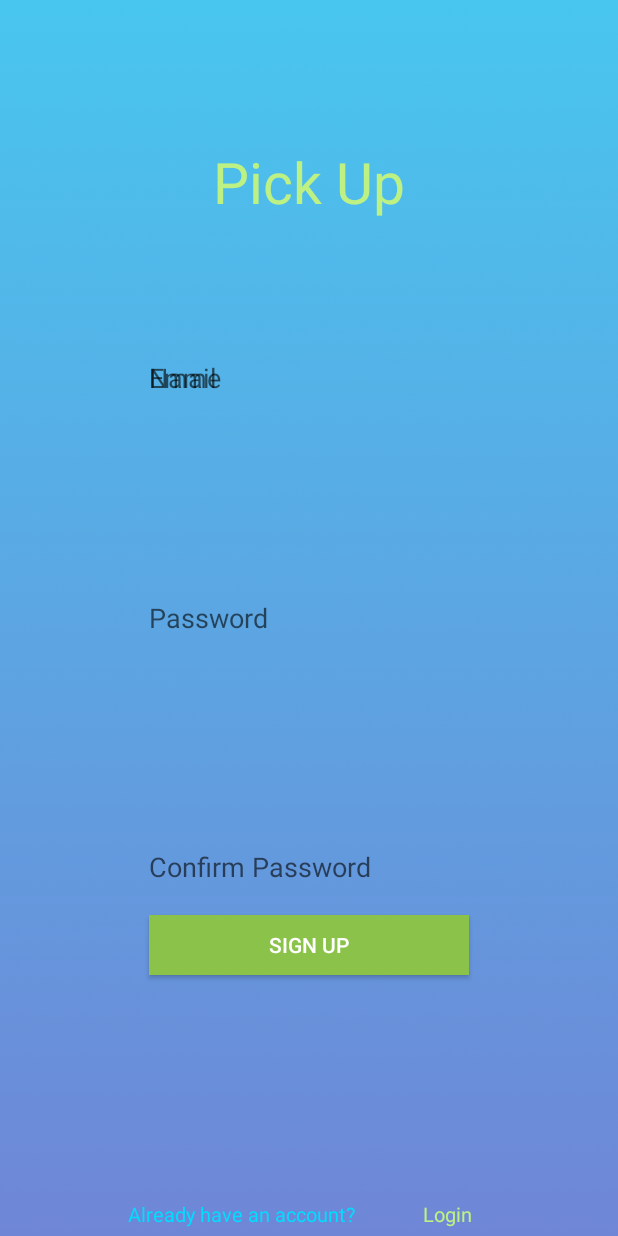
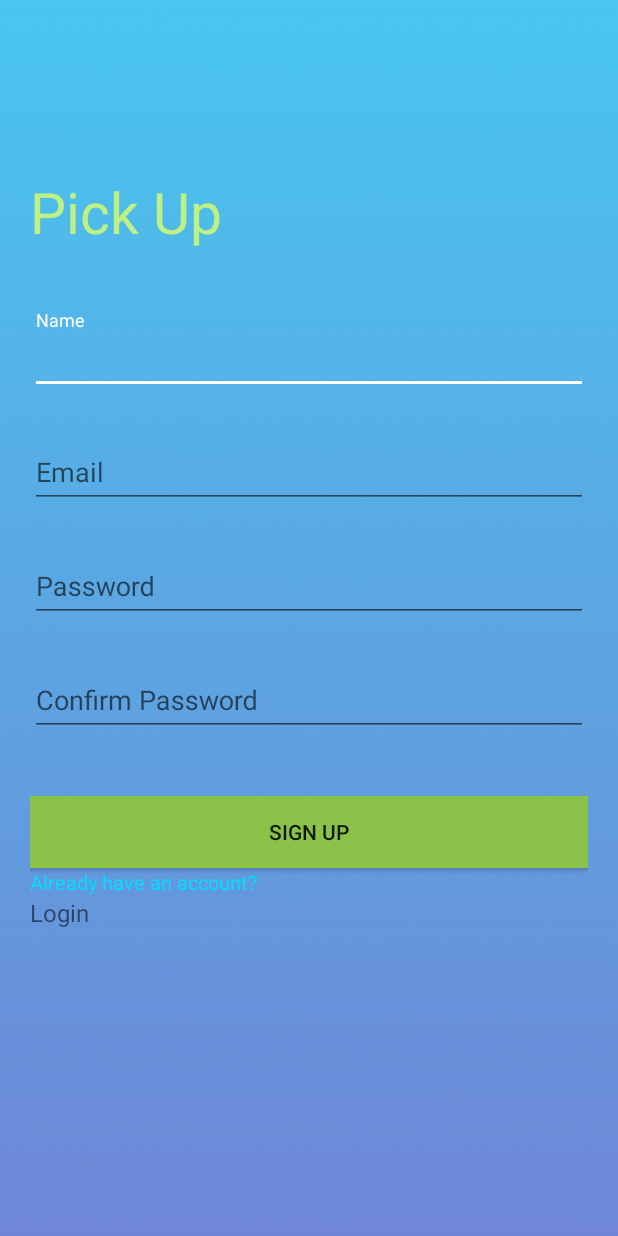
Before and after one commit to HubMaster9000/pickUp, an Android app: the SignUp screen opened directly, with no data from a screen before it, on a phone screen of 412 x 824 dp. Run offline under Robolectric (Android 15) with nearby library versions, the phone set to English and light mode, and no system bars.

Commit message:
home page after sign up

```diff
--- a/app/src/main/java/org/danielsoares/pickupapp/Activities/Login.java
+++ b/app/src/main/java/org/danielsoares/pickupapp/Activities/Login.java
@@ -55,7 +55,6 @@ public class Login extends AppCompatActivity implements View.OnClickListener, Go
     protected void onCreate(Bundle savedInstanceState) {
         super.onCreate(savedInstanceState);
         setContentView(R.layout.activity_login);
-        getSupportActionBar().hide();
 
         initViews();
         initListeners();
--- a/app/src/main/java/org/danielsoares/pickupapp/Activities/SignUp.java
+++ b/app/src/main/java/org/danielsoares/pickupapp/Activities/SignUp.java
@@ -1,49 +1,173 @@
 package org.danielsoares.pickupapp.Activities;
 
 import android.content.Intent;
+import android.os.Bundle;
+import android.support.design.widget.Snackbar;
+import android.support.design.widget.TextInputEditText;
+import android.support.design.widget.TextInputLayout;
+import android.support.v4.widget.NestedScrollView;
 import android.support.v7.app.AppCompatActivity;
-import android.os.Bundle;
-import android.widget.Button;
-import android.widget.EditText;
-import android.widget.TextView;
+import android.support.v7.widget.AppCompatButton;
+import android.support.v7.widget.AppCompatTextView;
 import android.view.View;
 
+import org.danielsoares.pickupapp.Helpers.InputValidation;
 import org.danielsoares.pickupapp.R;
+import org.danielsoares.pickupapp.SQL.DatabaseHelper;
 
-public class SignUp extends AppCompatActivity {
+import org.danielsoares.pickupapp.Models.User;
 
-    private Button signUpButton;
-    private EditText name;
-    private EditText email;
-    private EditText password;
-    private EditText confirmPassword;
-    private TextView login;
+public class SignUp extends AppCompatActivity implements View.OnClickListener {
+
+    private final AppCompatActivity activity = SignUp.this;
+
+    private NestedScrollView nestedScrollView;
+
+    private TextInputLayout textInputLayoutName;
+    private TextInputLayout textInputLayoutEmail;
+    private TextInputLayout textInputLayoutPassword;
+    private TextInputLayout textInputLayoutConfirmPassword;
+
+    private TextInputEditText textInputEditTextName;
+    private TextInputEditText textInputEditTextEmail;
+    private TextInputEditText textInputEditTextPassword;
+    private TextInputEditText textInputEditTextConfirmPassword;
+
+    private AppCompatButton appCompatButtonRegister;
+    private AppCompatTextView appCompatTextViewLoginLink;
+
+    private InputValidation inputValidation;
+    private DatabaseHelper databaseHelper;
+    private User user;
 
     @Override
     protected void onCreate(Bundle savedInstanceState) {
         super.onCreate(savedInstanceState);
         setContentView(R.layout.activity_sign_up);
 
-        // Initializes Button and input text variables
-        signUpButton = findViewById(R.id.signUpButton);
-        name = findViewById(R.id.name);
-        email = findViewById(R.id.email);
-        password = findViewById(R.id.password);
-        confirmPassword = findViewById(R.id.confirmPassword);
-        signUpButton = findViewById(R.id.signUpButton);
-        login = findViewById(R.id.login);
-
-        // Directs you to login page
-        login.setOnClickListener(new View.OnClickListener() {
-            @Override
-            public void onClick(View v) {
-                Intent loginIntent = new Intent(SignUp.this, Login.class);
-                SignUp.this.startActivity(loginIntent);
-            }
-
-        });
+        initViews();
+        initListeners();
+        initObjects();
 
         }
 
+    /**
+     * Initializes views
+     */
+    private void initViews() {
+        nestedScrollView = findViewById(R.id.nestedScrollView);
+
+        textInputLayoutName = findViewById(R.id.textInputLayoutName);
+        textInputLayoutEmail = findViewById(R.id.textInputLayoutEmail);
+        textInputLayoutPassword = findViewById(R.id.textInputLayoutPassword);
+        textInputLayoutConfirmPassword = findViewById(R.id.textInputLayoutConfirmPassword);
+
+        textInputEditTextName = findViewById(R.id.textInputEditTextName);
+        textInputEditTextEmail = findViewById(R.id.textInputEditTextEmail);
+        textInputEditTextPassword = findViewById(R.id.textInputEditTextPassword);
+        textInputEditTextConfirmPassword = findViewById(R.id.textInputEditTextConfirmPassword);
+
+        appCompatButtonRegister = findViewById(R.id.appCompatButtonRegister);
+
+        appCompatTextViewLoginLink = findViewById(R.id.appCompatTextViewLoginLink);
+
+    }
+
+    /**
+     * This method is to initialize listeners
+     */
+    private void initListeners() {
+        appCompatButtonRegister.setOnClickListener(this);
+        appCompatTextViewLoginLink.setOnClickListener(this);
+
+    }
+
+    /**
+     * This method is to initialize objects to be used
+     */
+    private void initObjects() {
+        inputValidation = new InputValidation(activity);
+        databaseHelper = new DatabaseHelper(activity);
+        user = new User();
+
+    }
+
+
+    /**
+     * This implemented method is to listen the click on view
+     *
+     * @param v
+     */
+    @Override
+    public void onClick(View v) {
+        switch (v.getId()) {
+            // Sign Up
+            case R.id.appCompatButtonRegister:
+                postDataToSQLite();
+                break;
+            // Directs you to login page
+            case R.id.textViewLinkRegister:
+                // Navigate to LoginActivity
+                Intent loginIntent = new Intent(getApplicationContext(), Login.class);
+                startActivity(loginIntent);
+                break;
+        }
+    }
+
+    /**
+     * This method is to validate the input text fields and post data to SQLite
+     */
+    private void postDataToSQLite() {
+        if (!inputValidation.isInputEditTextFilled(textInputEditTextName, textInputLayoutName, getString(R.string.error_message_name))) {
+            return;
+        }
+        if (!inputValidation.isInputEditTextFilled(textInputEditTextEmail, textInputLayoutEmail, getString(R.string.error_message_email))) {
+            return;
+        }
+        if (!inputValidation.isInputEditTextEmail(textInputEditTextEmail, textInputLayoutEmail, getString(R.string.error_message_email))) {
+            return;
+        }
+        if (!inputValidation.isInputEditTextFilled(textInputEditTextPassword, textInputLayoutPassword, getString(R.string.error_message_password))) {
+            return;
+        }
+        if (!inputValidation.isInputEditTextMatches(textInputEditTextPassword, textInputEditTextConfirmPassword,
+                textInputLayoutConfirmPassword, getString(R.string.error_password_match))) {
+            return;
+        }
+
+        if (!databaseHelper.checkUser(textInputEditTextEmail.getText().toString().trim())) {
+
+            user.setName(textInputEditTextName.getText().toString().trim());
+            user.setEmail(textInputEditTextEmail.getText().toString().trim());
+            user.setPassword(textInputEditTextPassword.getText().toString().trim());
+
+            databaseHelper.addUser(user);
+
+            // Snack Bar to show success message that record saved successfully
+            Snackbar.make(nestedScrollView, getString(R.string.success_message), Snackbar.LENGTH_LONG).show();
+            emptyInputEditText();
+            // Go to home page
+            Intent registered = new Intent(SignUp.this, Home.class);
+            SignUp.this.startActivity(registered);
+
+
+        } else {
+            // Snack Bar to show error message that record already exists
+            Snackbar.make(nestedScrollView, getString(R.string.error_email_exists), Snackbar.LENGTH_LONG).show();
+        }
+
+
+    }
+
+    /**
+     * This method is to empty all input edit text
+     */
+    private void emptyInputEditText() {
+        textInputEditTextName.setText(null);
+        textInputEditTextEmail.setText(null);
+        textInputEditTextPassword.setText(null);
+        textInputEditTextConfirmPassword.setText(null);
+    }
+
 
 }
--- a/app/src/main/res/layout/activity_login.xml
+++ b/app/src/main/res/layout/activity_login.xml
@@ -11,10 +11,12 @@
     android:paddingTop="20dp"
     tools:context=".Activities.Login">
 
-    <LinearLayout
+    <android.support.v7.widget.LinearLayoutCompat
         android:layout_width="match_parent"
         android:layout_height="match_parent"
         android:orientation="vertical">
+
+        <!-- App Name -->
         <TextView
             android:layout_width="wrap_content"
             android:layout_height="wrap_content"
@@ -75,8 +77,7 @@
             android:layout_width="213dp"
             android:layout_height="38dp"
             android:layout_alignParentBottom="true"
-            android:layout_centerHorizontal="true"
-            android:layout_marginBottom="117dp" />
+            android:layout_centerHorizontal="true"/>
 
         <!-- Sign Up Link -->
         <TextView
@@ -90,10 +91,9 @@
             android:id="@+id/textViewLinkRegister"
             android:layout_width="fill_parent"
             android:layout_height="wrap_content"
-                android:layout_marginTop="30dp"
             android:text="@string/sign_up"
             android:textSize="16dp" />
 
 
-    </LinearLayout>
+    </android.support.v7.widget.LinearLayoutCompat>
 </android.support.v4.widget.NestedScrollView>
--- a/app/src/main/res/layout/activity_sign_up.xml
+++ b/app/src/main/res/layout/activity_sign_up.xml
@@ -1,14 +1,22 @@
 <?xml version="1.0" encoding="utf-8"?>
-<RelativeLayout xmlns:android="http://schemas.android.com/apk/res/android"
-    xmlns:app="http://schemas.android.com/apk/res-auto"
+<android.support.v4.widget.NestedScrollView xmlns:android="http://schemas.android.com/apk/res/android"
     xmlns:tools="http://schemas.android.com/tools"
+    android:id="@+id/nestedScrollView"
     android:layout_width="match_parent"
     android:layout_height="match_parent"
-    android:gravity="center"
-    android:orientation="vertical"
     android:background="@drawable/light_blue_background"
+    android:paddingBottom="20dp"
+    android:paddingLeft="20dp"
+    android:paddingRight="20dp"
+    android:paddingTop="20dp"
     tools:context=".Activities.SignUp">
 
+    <android.support.v7.widget.LinearLayoutCompat
+        android:layout_width="match_parent"
+        android:layout_height="match_parent"
+        android:orientation="vertical">
+
+        <!-- App Name -->
         <TextView
             android:layout_width="wrap_content"
             android:layout_height="wrap_content"
@@ -20,99 +28,96 @@
             android:textSize="38sp" />
 
         <!-- Enter name here -->
-    <EditText
-        android:id="@+id/name"
-        android:layout_width="213dp"
+        <android.support.design.widget.TextInputLayout
+            android:id="@+id/textInputLayoutName"
+            android:layout_width="match_parent"
             android:layout_height="wrap_content"
-        android:layout_alignParentTop="true"
-        android:layout_centerHorizontal="true"
-        android:layout_marginTop="239dp"
-        android:background="@null"
-        android:ems="10"
+            android:layout_marginTop="40dp">
+
+            <android.support.design.widget.TextInputEditText
+                android:id="@+id/textInputEditTextName"
+                android:layout_width="match_parent"
+                android:layout_height="wrap_content"
                 android:hint="@string/name"
+                android:inputType="text"
+                android:maxLines="1"
                 android:textColor="@android:color/holo_blue_bright" />
+        </android.support.design.widget.TextInputLayout>
 
         <!-- Enter email here -->
-    <EditText
-        android:id="@+id/email"
-        android:layout_width="213dp"
+        <android.support.design.widget.TextInputLayout
+            android:id="@+id/textInputLayoutEmail"
+            android:layout_width="match_parent"
             android:layout_height="wrap_content"
-        android:layout_alignParentTop="true"
-        android:layout_centerHorizontal="true"
-        android:layout_marginTop="239dp"
-        android:background="@null"
-        android:ems="10"
+            android:layout_marginTop="20dp">
+
+            <android.support.design.widget.TextInputEditText
+                android:id="@+id/textInputEditTextEmail"
+                android:layout_width="match_parent"
+                android:layout_height="wrap_content"
                 android:hint="@string/email"
-        android:inputType="textEmailAddress"
+                android:inputType="text"
+                android:maxLines="1"
                 android:textColor="@android:color/holo_blue_bright" />
+        </android.support.design.widget.TextInputLayout>
 
         <!-- Enter Password here -->
-    <EditText
-        android:id="@+id/password"
-        android:layout_width="213dp"
+        <android.support.design.widget.TextInputLayout
+            android:id="@+id/textInputLayoutPassword"
+            android:layout_width="match_parent"
             android:layout_height="wrap_content"
-        android:layout_centerInParent="true"
-        android:background="@null"
-        android:ems="10"
+            android:layout_marginTop="20dp">
+
+            <android.support.design.widget.TextInputEditText
+                android:id="@+id/textInputEditTextPassword"
+                android:layout_width="match_parent"
+                android:layout_height="wrap_content"
                 android:hint="@string/password"
                 android:inputType="textPassword"
+                android:maxLines="1"
                 android:textColor="@android:color/holo_blue_bright" />
+        </android.support.design.widget.TextInputLayout>
+
 
         <!-- Confirm Password -->
-    <EditText
-        android:id="@+id/confirmPassword"
-        android:layout_width="213dp"
+        <android.support.design.widget.TextInputLayout
+            android:id="@+id/textInputLayoutConfirmPassword"
+            android:layout_width="match_parent"
             android:layout_height="wrap_content"
-        android:layout_alignParentBottom="true"
-        android:layout_centerHorizontal="true"
-        android:layout_marginBottom="234dp"
-        android:background="@null"
-        android:ems="10"
+            android:layout_marginTop="20dp">
+
+            <android.support.design.widget.TextInputEditText
+                android:id="@+id/textInputEditTextConfirmPassword"
+                android:layout_width="match_parent"
+                android:layout_height="wrap_content"
                 android:hint="@string/confirm_password"
                 android:inputType="textPassword"
+                android:maxLines="1"
                 android:textColor="@android:color/holo_blue_bright" />
+        </android.support.design.widget.TextInputLayout>
 
         <!-- Sign Up Button -->
-    <Button
-        android:id="@+id/signUpButton"
-        android:layout_width="213dp"
-        android:layout_height="40dp"
-        android:layout_alignParentBottom="true"
-        android:layout_centerHorizontal="true"
-        android:layout_marginBottom="174dp"
+        <android.support.v7.widget.AppCompatButton
+            android:id="@+id/appCompatButtonRegister"
+            android:layout_width="match_parent"
+            android:layout_height="wrap_content"
+            android:layout_marginTop="40dp"
             android:background="#8bc34a"
-        android:text="@string/sign_up"
-        android:textColor="@android:color/background_light" />
+            android:text="@string/sign_up" />
 
-    <!-- Back to Login Page -->
-    <RelativeLayout
-        android:layout_width="match_parent"
-        android:layout_height="match_parent"
-        android:layout_alignParentStart="true"
-        android:layout_alignParentTop="true"
-        android:gravity="bottom|center"
-        android:layout_marginBottom="5dp">
-
+        <!-- Login Link -->
         <TextView
             android:layout_width="wrap_content"
             android:layout_height="wrap_content"
-            android:layout_alignParentBottom="true"
-            android:layout_alignParentStart="true"
-            android:layout_marginStart="85dp"
             android:text="@string/already_have_account"
             android:textColor="@android:color/holo_blue_bright"
             android:textSize="13sp" />
 
-        <TextView
-            android:id="@+id/login"
-            android:layout_width="wrap_content"
+        <android.support.v7.widget.AppCompatTextView
+            android:id="@+id/appCompatTextViewLoginLink"
+            android:layout_width="fill_parent"
             android:layout_height="wrap_content"
-            android:layout_alignParentBottom="true"
-            android:layout_alignParentEnd="true"
-            android:layout_marginEnd="97dp"
             android:text="@string/login"
-            android:textColor="#bef183"
-            android:textSize="13sp" />
-    </RelativeLayout>
-
-</RelativeLayout>
+            android:textSize="16dp" />
+    </android.support.v7.widget.LinearLayoutCompat>
+</android.support.v4.widget.NestedScrollView>
```
Lines whose indentation alone changed are shown as unchanged.
